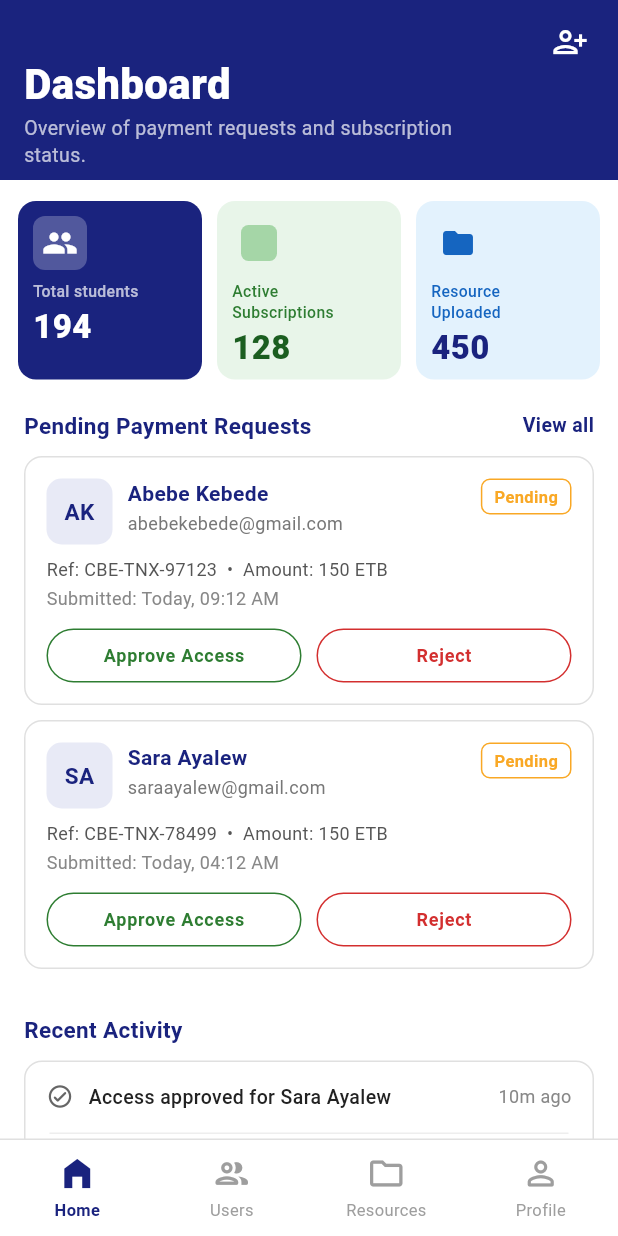
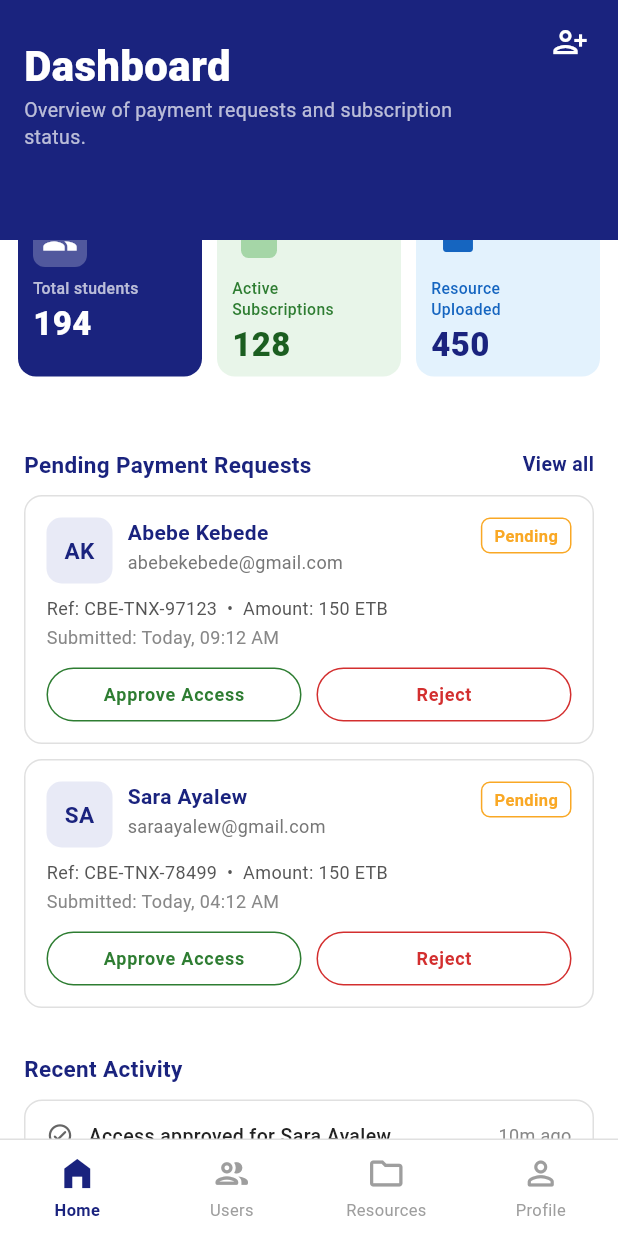
Before and after one commit to aastu-gibigubae/resource-admin, a Flutter app: the AdminDashboardPage screen opened by its route, on a phone screen of 412 x 824 dp. Run offline on Flutter 3.47's test engine with Material 3 defaults, Android fonts, the phone set to English and light mode, and no system bars; our stand-ins replace dio, flutter_riverpod, flutter_secure_storage, go_router; accounts and stored records are empty; network calls fail.

Commit message:
fix(dashboard): overlay stat cards on navy app bar background

```diff
--- a/lib/features/admin_dashboard/presentation/pages/admin_dashboard_page.dart
+++ b/lib/features/admin_dashboard/presentation/pages/admin_dashboard_page.dart
@@ -116,11 +116,11 @@ class _BodyState extends ConsumerState<_Body> {
 
     return CustomScrollView(
       slivers: [
-        // ── App bar ──
+        // ── App bar (taller to allow card overlap) ──
         SliverAppBar(
           backgroundColor: _navy,
           pinned: true,
-          expandedHeight: 120,
+          expandedHeight: 160,
           automaticallyImplyLeading: false,
           actions: [
             Padding(
@@ -132,17 +132,15 @@ class _BodyState extends ConsumerState<_Body> {
               ),
             ),
           ],
-          flexibleSpace: LayoutBuilder(
-            builder: (context, constraints) {
-              return FlexibleSpaceBar(
+          flexibleSpace: FlexibleSpaceBar(
             background: SafeArea(
               child: Padding(
-                    padding: const EdgeInsets.fromLTRB(16, 8, 56, 8),
+                padding: const EdgeInsets.fromLTRB(16, 8, 56, 60),
                 child: Column(
                   crossAxisAlignment: CrossAxisAlignment.start,
                   mainAxisAlignment: MainAxisAlignment.end,
-                      children: [
-                        const Text(
+                  children: const [
+                    Text(
                       'Dashboard',
                       style: TextStyle(
                         color: Colors.white,
@@ -151,8 +149,8 @@ class _BodyState extends ConsumerState<_Body> {
                         height: 1.1,
                       ),
                     ),
-                        const SizedBox(height: 4),
-                        const Text(
+                    SizedBox(height: 4),
+                    Text(
                       'Overview of payment requests and subscription\nstatus.',
                       style: TextStyle(
                         color: Colors.white70,
@@ -164,8 +162,6 @@ class _BodyState extends ConsumerState<_Body> {
                 ),
               ),
             ),
-              );
-            },
           ),
         ),
 
@@ -173,9 +169,11 @@ class _BodyState extends ConsumerState<_Body> {
           child: Column(
             crossAxisAlignment: CrossAxisAlignment.start,
             children: [
-              // ── Stat cards ──
-              Padding(
-                padding: const EdgeInsets.fromLTRB(12, 14, 12, 0),
+              // ── Stat cards (overlaid on navy app bar) ──
+              Transform.translate(
+                offset: const Offset(0, -28),
+                child: Padding(
+                  padding: const EdgeInsets.fromLTRB(12, 0, 12, 0),
                   child: IntrinsicHeight(
                     child: Row(
                       crossAxisAlignment: CrossAxisAlignment.stretch,
@@ -234,6 +232,7 @@ class _BodyState extends ConsumerState<_Body> {
                         ),
                       ),
                     ],
+                  ),
                 ),
               ),
               ),
```
Lines whose indentation alone changed are shown as unchanged.
